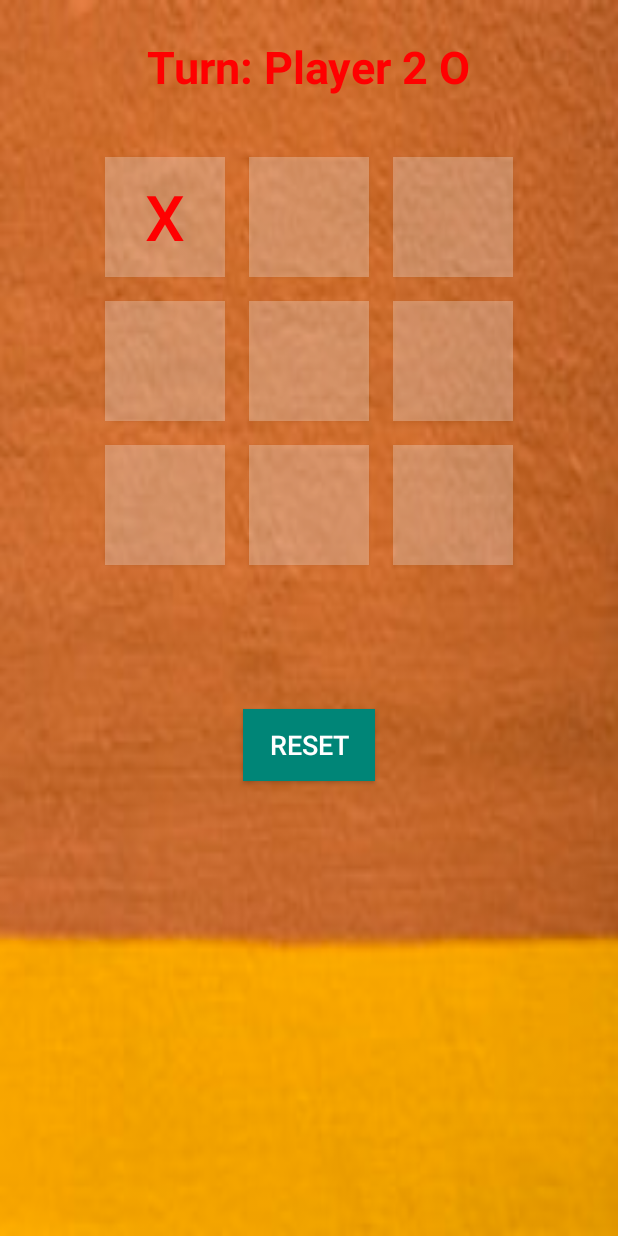
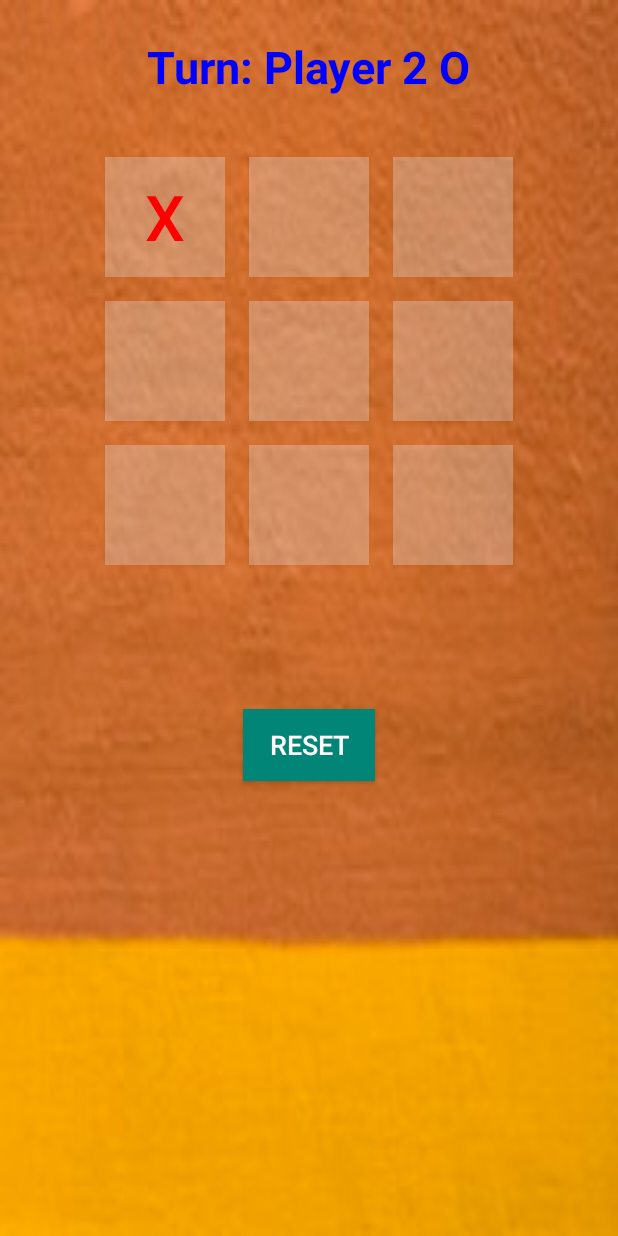
Before and after one commit to jacobgirsky/TicTacToeVariations, an Android app: the Misere_activity screen opened directly, with no data from a screen before it, after a tap on an icon or button, on a phone screen of 412 x 824 dp. Run offline under Robolectric (Android 15) with nearby library versions, the phone set to English and light mode, and no system bars; 1 other tap on this screen came first.

Commit message:
Updated game code for misere activity.

```diff
--- a/app/src/main/java/com/jacobgirsky/tictactoevariations/Misere_activity.java
+++ b/app/src/main/java/com/jacobgirsky/tictactoevariations/Misere_activity.java
@@ -8,11 +8,6 @@ import android.widget.Button;
 import android.widget.TextView;
 import android.widget.Toast;
 
-// shows the turns of the players
-enum GameTurn {
-    PLAYER_1,
-    PLAYER_2
-}
 
 public class Misere_activity extends Activity implements View.OnClickListener {
 
@@ -21,9 +16,8 @@ public class Misere_activity extends Activity implements View.OnClickListener {
     private int roundCount = 0;
     TextView tv, textView;
     private long backPressedTime = 0;
-
-
-    GameTurn turn = GameTurn.PLAYER_1;
+    private boolean player1Turn = true;
+    private boolean player2Turn = false;
 
 
     @Override
@@ -75,29 +69,35 @@ public class Misere_activity extends Activity implements View.OnClickListener {
             return;
         }
 
-        if (turn == GameTurn.PLAYER_1) {
+        if (player1Turn) {
             textView.setText("Turn: Player 2 O");
+            textView.setTextColor(Color.BLUE);
             ((Button) v).setText("X");
             ((Button) v).setTextColor(Color.RED);
-            turn = GameTurn.PLAYER_2;
+            player1Turn = false;
+            player2Turn = true;
 
-        } else if (turn == GameTurn.PLAYER_2) {
+        } else if (player2Turn) {
             textView.setText("Turn: Player 1 X");
+            textView.setTextColor(Color.RED);
             ((Button) v).setText("O");
             ((Button) v).setTextColor(Color.BLUE);
-            turn = GameTurn.PLAYER_1;
+            player2Turn = false;
+            player1Turn = true;
+
         }
+
 
         roundCount++;
 
         if (checkForWin()) {
-            if (turn == GameTurn.PLAYER_1) {
+            if (player1Turn) {
                 Toast.makeText(this, "Player 2 loses!!", Toast.LENGTH_SHORT).show();
-            } else if (turn == GameTurn.PLAYER_2) {
+            } else if (player2Turn) {
                 Toast.makeText(this, "Player 1 loses!!", Toast.LENGTH_SHORT).show();
             }
         }
-        if (roundCount == 9) {
+        if (roundCount == 9 && !checkForWin()) {
             Toast.makeText(this, "It's a tie!!", Toast.LENGTH_SHORT).show();
 
         }
@@ -150,22 +150,11 @@ public class Misere_activity extends Activity implements View.OnClickListener {
             for (int j = 0; j < 3; j++) {
                 buttons[i][j].setText("");
                 roundCount = 0;
-                TextView tv = findViewById(R.id.player_turn_tv);
-                TextView textView = findViewById(R.id.winner_tv);
+                textView.setTextColor(Color.RED);
                 textView.setText("");
-                tv.setText("Turn: Player 1 ");
+                textView.setText("Turn: Player 1 X ");
+                player1Turn = true;
             }
         }
     }
-
-    @Override
-    protected void onStop() {
-        super.onStop();
-
-    }
-
-    @Override
-    protected void onStart() {
-        super.onStart();
-    }
 }
--- a/app/src/main/res/layout/activity_misere_avtivity.xml
+++ b/app/src/main/res/layout/activity_misere_avtivity.xml
@@ -24,8 +24,8 @@
                 android:layout_width="80dp"
                 android:layout_height="80dp"
                 android:layout_margin="8dp"
+                android:background="#44FFFFFF"
                 android:gravity="center"
-                android:background="#44FFFFFF"
                 android:textColor="#FFFFFF"
                 android:textSize="42sp" />
 
@@ -34,8 +34,8 @@
                 android:layout_width="80dp"
                 android:layout_height="80dp"
                 android:layout_margin="8dp"
+                android:background="#44FFFFFF"
                 android:gravity="center"
-                android:background="#44FFFFFF"
                 android:textColor="#FFFFFF"
                 android:textSize="42sp" />
 
@@ -44,8 +44,8 @@
                 android:layout_width="80dp"
                 android:layout_height="80dp"
                 android:layout_margin="8dp"
+                android:background="#44FFFFFF"
                 android:gravity="center"
-                android:background="#44FFFFFF"
                 android:textColor="#FFFFFF"
                 android:textSize="42sp" />
 
@@ -58,9 +58,9 @@
                 android:layout_width="80dp"
                 android:layout_height="80dp"
                 android:layout_margin="8dp"
+                android:background="#44FFFFFF"
                 android:gravity="center"
                 android:textColor="#FFFFFF"
-                android:background="#44FFFFFF"
                 android:textSize="42sp" />
 
             <Button
@@ -68,9 +68,9 @@
                 android:layout_width="80dp"
                 android:layout_height="80dp"
                 android:layout_margin="8dp"
+                android:background="#44FFFFFF"
                 android:gravity="center"
                 android:textColor="#FFFFFF"
-                android:background="#44FFFFFF"
                 android:textSize="42sp" />
 
             <Button
@@ -78,9 +78,9 @@
                 android:layout_width="80dp"
                 android:layout_height="80dp"
                 android:layout_margin="8dp"
+                android:background="#44FFFFFF"
                 android:gravity="center"
                 android:textColor="#FFFFFF"
-                android:background="#44FFFFFF"
                 android:textSize="42sp" />
 
         </TableRow>
@@ -92,9 +92,9 @@
                 android:layout_width="80dp"
                 android:layout_height="80dp"
                 android:layout_margin="8dp"
+                android:background="#44FFFFFF"
                 android:gravity="center"
                 android:textColor="#FFFFFF"
-                android:background="#44FFFFFF"
                 android:textSize="42sp" />
 
             <Button
@@ -102,9 +102,9 @@
                 android:layout_width="80dp"
                 android:layout_height="80dp"
                 android:layout_margin="8dp"
+                android:background="#44FFFFFF"
                 android:gravity="center"
                 android:textColor="#FFFFFF"
-                android:background="#44FFFFFF"
                 android:textSize="42sp" />
 
             <Button
@@ -112,9 +112,9 @@
                 android:layout_width="80dp"
                 android:layout_height="80dp"
                 android:layout_margin="8dp"
+                android:background="#44FFFFFF"
                 android:gravity="center"
                 android:textColor="#FFFFFF"
-                android:background="#44FFFFFF"
                 android:textSize="42sp" />
 
         </TableRow>
```
